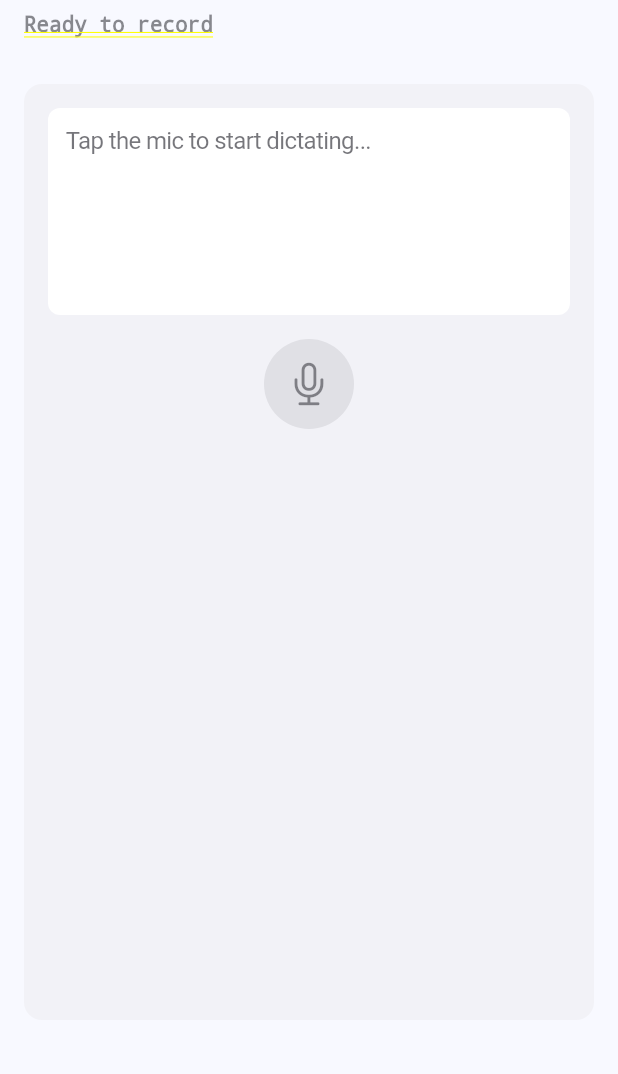
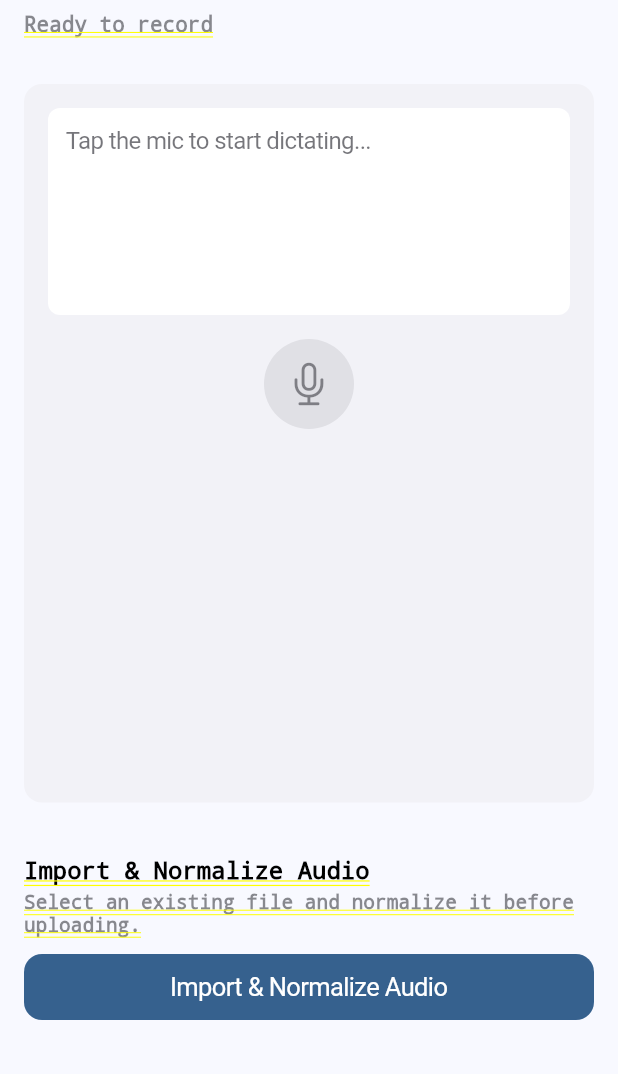
Before and after one commit to assiist-team/flutter-dictation, a Flutter app: the screen it shows after launch, on a phone screen of 412 x 824 dp, the part 162-1236 px from its top. Run offline on Flutter 3.47's test engine with Material 3 defaults, Android fonts, the phone set to English and light mode, and no system bars; our stand-ins replace file_picker.

Commit message:
updated example app so we can test audio uploads and compression

```diff
--- a/example/lib/main.dart
+++ b/example/lib/main.dart
@@ -1,6 +1,9 @@
 import 'dart:async';
+
+import 'package:file_picker/file_picker.dart';
 import 'package:flutter/cupertino.dart';
 import 'package:flutter/material.dart';
+import 'package:flutter/services.dart';
 import 'package:flutter_dictation/flutter_dictation.dart';
 
 void main() {
@@ -41,6 +44,9 @@ class _DictationExampleScreenState extends State<DictationExampleScreen> {
   Timer? _recordingTimer;
   Duration _elapsedTime = Duration.zero;
   DictationAudioFile? _latestAudioFile;
+  bool _isNormalizingImport = false;
+  NormalizedAudioResult? _normalizedImportResult;
+  String? _normalizeError;
 
   @override
   void initState() {
@@ -250,6 +256,89 @@ class _DictationExampleScreenState extends State<DictationExampleScreen> {
     });
   }
 
+  Future<void> _importAndNormalizeAudio() async {
+    if (_isNormalizingImport) return;
+    setState(() {
+      _isNormalizingImport = true;
+      _normalizedImportResult = null;
+      _normalizeError = null;
+      _status = 'Selecting file to normalize...';
+    });
+
+    try {
+      final picked = await FilePicker.platform.pickFiles(
+        type: FileType.custom,
+        allowedExtensions: [
+          'wav',
+          'mp3',
+          'm4a',
+          'aac',
+          'caf',
+          'aiff',
+          'flac',
+          'ogg',
+        ],
+        allowMultiple: false,
+      );
+
+      if (picked == null ||
+          picked.files.isEmpty ||
+          picked.files.first.path == null) {
+        if (mounted) {
+          setState(() {
+            _status = 'Normalization cancelled';
+          });
+        }
+        return;
+      }
+
+      final sourcePath = picked.files.first.path!;
+      if (mounted) {
+        setState(() {
+          _status = 'Normalizing imported audio...';
+        });
+      }
+
+      final normalizedResult = await _dictationService.normalizeAudio(
+        sourcePath,
+      );
+
+      if (!mounted) return;
+      setState(() {
+        _normalizedImportResult = normalizedResult;
+        _status = 'Imported audio normalized';
+      });
+      ScaffoldMessenger.of(context).showSnackBar(
+        SnackBar(
+          content: Text(
+            'Normalized audio saved at ${normalizedResult.canonicalPath}',
+          ),
+        ),
+      );
+    } on PlatformException catch (e) {
+      _handleNormalizationError(e.message ?? 'Platform error (${e.code})');
+    } catch (e) {
+      _handleNormalizationError(e.toString());
+    } finally {
+      if (mounted) {
+        setState(() {
+          _isNormalizingImport = false;
+        });
+      }
+    }
+  }
+
+  void _handleNormalizationError(String message) {
+    if (!mounted) return;
+    setState(() {
+      _normalizeError = message;
+      _status = 'Normalization failed';
+    });
+    ScaffoldMessenger.of(
+      context,
+    ).showSnackBar(SnackBar(content: Text('Normalization failed: $message')));
+  }
+
   @override
   Widget build(BuildContext context) {
     return CupertinoPageScaffold(
@@ -414,10 +503,98 @@ class _DictationExampleScreenState extends State<DictationExampleScreen> {
                 ),
               ),
               const SizedBox(height: 20),
+              _buildNormalizationPanel(context),
             ],
           ),
         ),
       ),
+    );
+  }
+
+  Widget _buildNormalizationPanel(BuildContext context) {
+    final normalized = _normalizedImportResult;
+    return Column(
+      crossAxisAlignment: CrossAxisAlignment.stretch,
+      children: [
+        const SizedBox(height: 16),
+        Text(
+          'Import & Normalize Audio',
+          style: TextStyle(
+            fontSize: 16,
+            fontWeight: FontWeight.w600,
+            color: CupertinoColors.label.resolveFrom(context),
+          ),
+        ),
+        const SizedBox(height: 4),
+        Text(
+          'Select an existing file and normalize it before uploading.',
+          style: TextStyle(
+            fontSize: 13,
+            color: CupertinoColors.secondaryLabel.resolveFrom(context),
+          ),
+        ),
+        const SizedBox(height: 12),
+        CupertinoButton.filled(
+          padding: const EdgeInsets.symmetric(vertical: 12),
+          onPressed: _isNormalizingImport ? null : _importAndNormalizeAudio,
+          child: Row(
+            mainAxisAlignment: MainAxisAlignment.center,
+            children: [
+              if (_isNormalizingImport) ...[
+                const CupertinoActivityIndicator(),
+                const SizedBox(width: 8),
+              ],
+              Text(
+                _isNormalizingImport
+                    ? 'Normalizing...'
+                    : 'Import & Normalize Audio',
+              ),
+            ],
+          ),
+        ),
+        if (normalized != null) ...[
+          const SizedBox(height: 12),
+          Text(
+            'Normalized file:',
+            style: TextStyle(
+              fontSize: 13,
+              fontWeight: FontWeight.w600,
+              color: CupertinoColors.label.resolveFrom(context),
+            ),
+          ),
+          const SizedBox(height: 4),
+          Text(
+            'Path: ${normalized.canonicalPath}',
+            style: TextStyle(
+              fontSize: 12,
+              color: CupertinoColors.secondaryLabel.resolveFrom(context),
+            ),
+          ),
+          Text(
+            'Duration: ${_formatDuration(normalized.duration)} • '
+            'Size: ${_formatFileSize(normalized.sizeBytes)}',
+            style: TextStyle(
+              fontSize: 12,
+              color: CupertinoColors.secondaryLabel.resolveFrom(context),
+            ),
+          ),
+          Text(
+            'Reencoded: ${normalized.wasReencoded ? 'Yes' : 'Already canonical'}',
+            style: TextStyle(
+              fontSize: 12,
+              color: CupertinoColors.secondaryLabel.resolveFrom(context),
+            ),
+          ),
+        ],
+        if (_normalizeError != null) ...[
+          const SizedBox(height: 12),
+          Text(
+            'Normalization error: $_normalizeError',
+            style: TextStyle(fontSize: 12, color: Colors.red.shade600),
+          ),
+        ],
+        const SizedBox(height: 20),
+      ],
     );
   }
 
@@ -427,4 +604,13 @@ class _DictationExampleScreenState extends State<DictationExampleScreen> {
     final seconds = twoDigits(duration.inSeconds.remainder(60));
     return "$minutes:$seconds";
   }
+
+  String _formatFileSize(int bytes) {
+    const kb = 1024;
+    const mb = 1024 * kb;
+    if (bytes >= mb) {
+      return '${(bytes / mb).toStringAsFixed(2)} MB';
+    }
+    return '${(bytes / kb).toStringAsFixed(1)} KB';
+  }
 }
--- a/example/pubspec.yaml
+++ b/example/pubspec.yaml
@@ -13,6 +13,7 @@ dependencies:
   cupertino_icons: ^1.0.2
   speech_to_text: ^7.0.0
   audio_waveforms: ^1.3.0
+  file_picker: ^6.1.9
   flutter_dictation:
     path: ../
 
--- a/lib/services/native_dictation_service.dart
+++ b/lib/services/native_dictation_service.dart
@@ -4,7 +4,7 @@ import 'package:flutter/services.dart';
 /// Configuration options for each dictation session.
 class DictationSessionOptions {
   const DictationSessionOptions({
-    this.preserveAudio = false,
+    this.preserveAudio = true,
     this.preservedAudioFilePath,
     this.deleteAudioIfCancelled = true,
   });
@@ -13,7 +13,7 @@ class DictationSessionOptions {
   final bool preserveAudio;
 
   /// Optional absolute or sandbox-relative path (e.g., `Recordings/clip.wav`) for the audio file.
-  /// When omitted, the native layer will pick a timestamped file inside the temporary directory.
+  /// When omitted, the native layer stores a timestamped file in the canonical recordings directory.
   final String? preservedAudioFilePath;
 
   /// When true, the audio file is removed if the session is cancelled instead of stopped.
```
Also changed, not shown: example/pubspec.lock, 3 other files.
